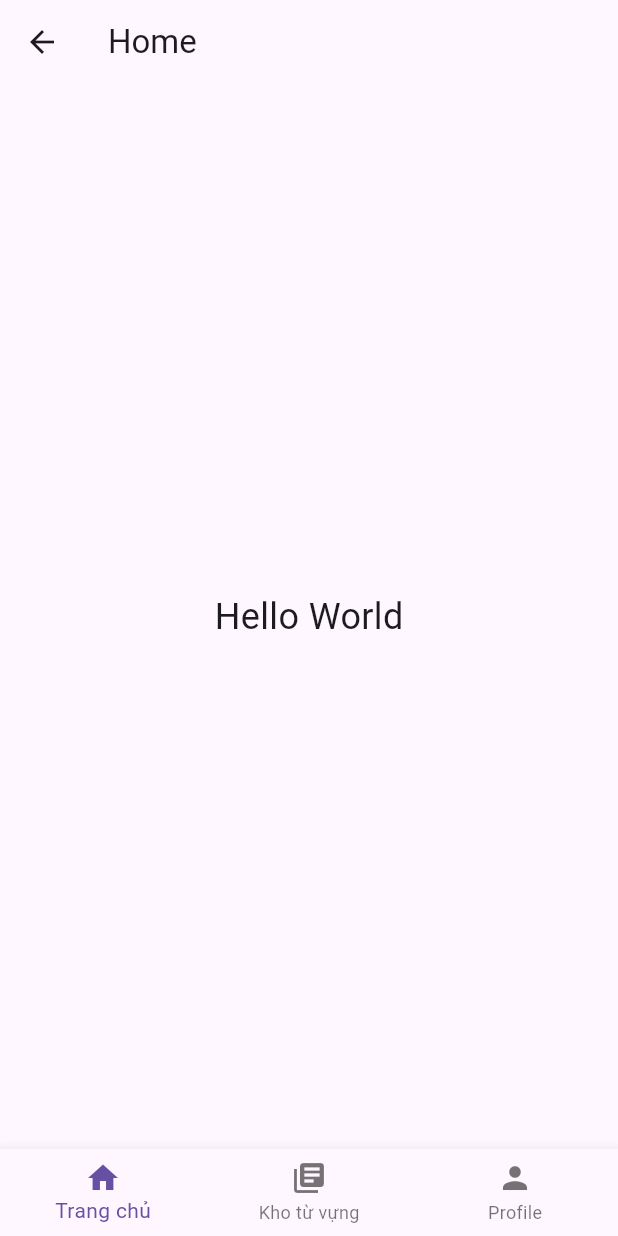
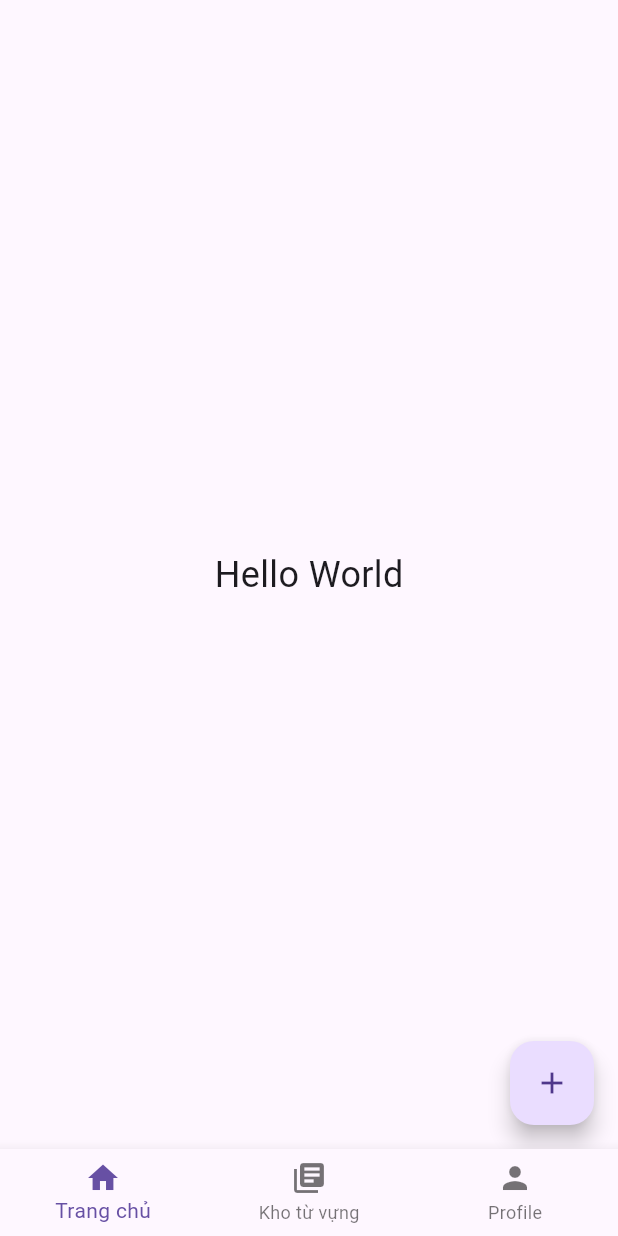
Before and after one commit to Khoa15/exci-fe-flutter, a Flutter app: the HomeScreen screen opened by its route, on a phone screen of 412 x 824 dp. Run offline on Flutter 3.47's test engine with Material 3 defaults, Android fonts, the phone set to English and light mode, and no system bars; our stand-ins replace shared_preferences; accounts and stored records are empty.

Commit message:
ui push btn

```diff
--- a/lib/screens/home_screen.dart
+++ b/lib/screens/home_screen.dart
@@ -1,13 +1,96 @@
+// import 'package:exci_flutter/widgets/bottom_navigation_bar.dart';
+// import 'package:flutter/material.dart';
+
+// class HomeScreen extends StatefulWidget {
+//   @override
+//   _HomeScreenState createState() => _HomeScreenState();
+// }
+
+// class _HomeScreenState extends State<HomeScreen> {
+//   int _selectedIndex = 0;
+
+//   void _onItemTapped(int index) {
+//     if (index != _selectedIndex) {
+//       setState(() {
+//         _selectedIndex = index;
+//       });
+
+//       switch (index) {
+//         case 0:
+//           Navigator.pushReplacementNamed(context, '/home');
+//           break;
+//         case 1:
+//           Navigator.pushReplacementNamed(context, '/vocabulary');
+//           break;
+//         case 2:
+//           Navigator.pushReplacementNamed(context, '/profile');
+//           break;
+//       }
+//     }
+//   }
+
+//   @override
+//   Widget build(BuildContext context) {
+//     return Scaffold(
+//       body: Center(
+//         child: Text(
+//           'Hello World',
+//           style: TextStyle(fontSize: 24),
+//         ),
+//       ),
+//       bottomNavigationBar: CustomBottomNavigationBar(
+//         selectedIndex: _selectedIndex,
+//         onItemTapped: _onItemTapped,
+//       ),
+//     );
+//   }
+// }
 import 'package:exci_flutter/widgets/bottom_navigation_bar.dart';
 import 'package:flutter/material.dart';
+import 'package:flutter/scheduler.dart';
 
 class HomeScreen extends StatefulWidget {
   @override
   _HomeScreenState createState() => _HomeScreenState();
 }
 
-class _HomeScreenState extends State<HomeScreen> {
+class _HomeScreenState extends State<HomeScreen> with SingleTickerProviderStateMixin {
   int _selectedIndex = 0;
+  bool _isFabExpanded = false;
+
+  // Controller để điều khiển hiệu ứng animation
+  late AnimationController _animationController;
+  late Animation<Color?> _animationColor;
+  late Animation<double> _animationScale;
+
+  @override
+  void initState() {
+    super.initState();
+
+    _animationController = AnimationController(
+      vsync: this,
+      duration: const Duration(milliseconds: 300),
+    );
+
+    _animationColor = ColorTween(
+      begin: Colors.transparent,
+      end: Colors.black54,
+    ).animate(_animationController);
+
+    _animationScale = Tween<double>(
+      begin: 0.0,
+      end: 1.0,
+    ).animate(CurvedAnimation(
+      parent: _animationController,
+      curve: Curves.easeInOut,
+    ));
+  }
+
+  @override
+  void dispose() {
+    _animationController.dispose();
+    super.dispose();
+  }
 
   void _onItemTapped(int index) {
     if (index != _selectedIndex) {
@@ -29,17 +112,80 @@ class _HomeScreenState extends State<HomeScreen> {
     }
   }
 
+  void _toggleFab() {
+    setState(() {
+      _isFabExpanded = !_isFabExpanded;
+      if (_isFabExpanded) {
+        _animationController.forward();
+      } else {
+        _animationController.reverse();
+      }
+    });
+  }
+
   @override
   Widget build(BuildContext context) {
     return Scaffold(
-      appBar: AppBar(
-        title: Text('Home'),
-      ),
-      body: Center(
-        child: Text(
-          'Hello World',
-          style: TextStyle(fontSize: 24),
-        ),
+      body: Stack(
+        children: [
+          Center(
+            child: Text(
+              'Hello World',
+              style: TextStyle(fontSize: 24),
+            ),
+          ),
+          // Hiển thị ảnh nền với hiệu ứng mở khi FAB được mở rộng
+          AnimatedContainer(
+            duration: Duration(milliseconds: 300),
+            color: _isFabExpanded ? Colors.black.withOpacity(0.5) : Colors.transparent,
+          ),
+          // Vị trí FloatingActionButton chính
+          Positioned(
+            bottom: 16.0,
+            right: 16.0,
+            child: Column(
+              mainAxisSize: MainAxisSize.min,
+              children: [
+                // Nút thêm A
+                if (_isFabExpanded) ...[
+                  ScaleTransition(
+                    scale: _animationScale,
+                    child: FloatingActionButton(
+                      onPressed: () {
+                        // Xử lý khi nhấn nút thêm A
+                      },
+                      child: Icon(Icons.add),
+                      tooltip: 'Thêm A',
+                      heroTag: 'addA',
+                    ),
+                  ),
+                  SizedBox(height: 8),
+                ],
+                // Nút thêm B
+                if (_isFabExpanded) ...[
+                  ScaleTransition(
+                    scale: _animationScale,
+                    child: FloatingActionButton(
+                      onPressed: () {
+                        // Xử lý khi nhấn nút thêm B
+                      },
+                      child: Icon(Icons.add),
+                      tooltip: 'Thêm B',
+                      heroTag: 'addB',
+                    ),
+                  ),
+                  SizedBox(height: 8),
+                ],
+                // Nút chính
+                FloatingActionButton(
+                  onPressed: _toggleFab,
+                  child: Icon(_isFabExpanded ? Icons.close : Icons.add),
+                  heroTag: 'mainFAB',
+                ),
+              ],
+            ),
+          ),
+        ],
       ),
       bottomNavigationBar: CustomBottomNavigationBar(
         selectedIndex: _selectedIndex,
--- a/lib/screens/profile_screen.dart
+++ b/lib/screens/profile_screen.dart
@@ -32,9 +32,6 @@ class _ProfileScreenState extends State<ProfileScreen> {
   @override
   Widget build(BuildContext context) {
     return Scaffold(
-      appBar: AppBar(
-        title: Text('Profile'),
-      ),
       body: Center(
         child: Text(
           'Profile',
--- a/lib/screens/vocabulary_screen.dart
+++ b/lib/screens/vocabulary_screen.dart
@@ -32,9 +32,6 @@ class _VocabularyScreenState extends State<VocabularyScreen> {
   @override
   Widget build(BuildContext context) {
     return Scaffold(
-      appBar: AppBar(
-        title: Text('Vocabulary'),
-      ),
       body: Center(
         child: Text(
           'Vocabulary',
```
